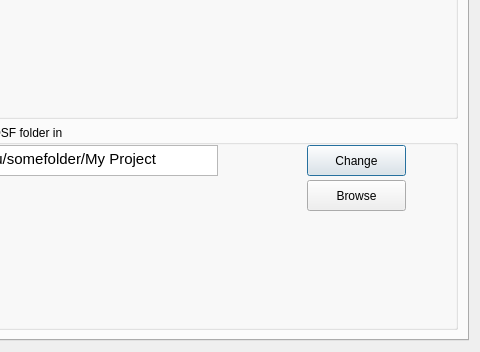
First picture: the form in osfoffline/gui/qt/static/preferences.ui, repository CenterForOpenScience/osf-sync, before the edit; both pictures show x 155 to 635 and y 133 to 485 of the 635 by 485 pixel window.
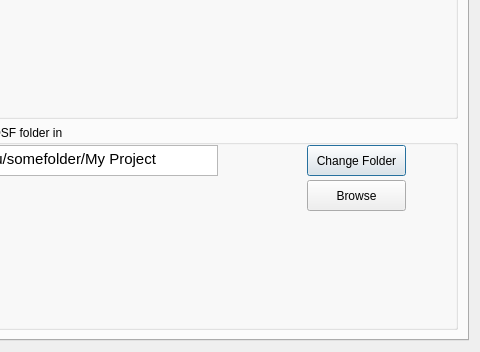
Second picture: the form after the edit. The open tabs and pages were chosen to show the change.

Commit message: Sync nodes after folder change, avoid unsaved changes Also add a warning prompt that tells the user what will happen

What changed in the file:
```diff
--- a/osfoffline/gui/qt/static/preferences.ui
+++ b/osfoffline/gui/qt/static/preferences.ui
@@ -64,7 +64,7 @@
              </rect>
             </property>
             <property name="text">
-             <string>Change</string>
+             <string>Change Folder</string>
             </property>
            </widget>
            <widget class="QPushButton" name="browseFolderButton">
```
The commit also changes 3 other files.
